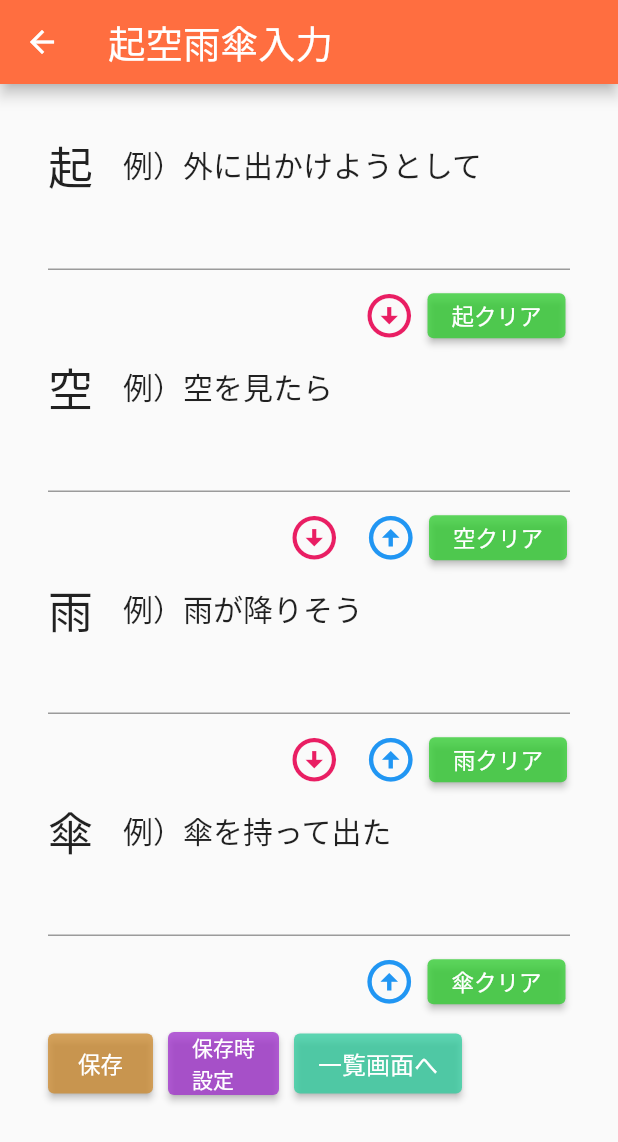
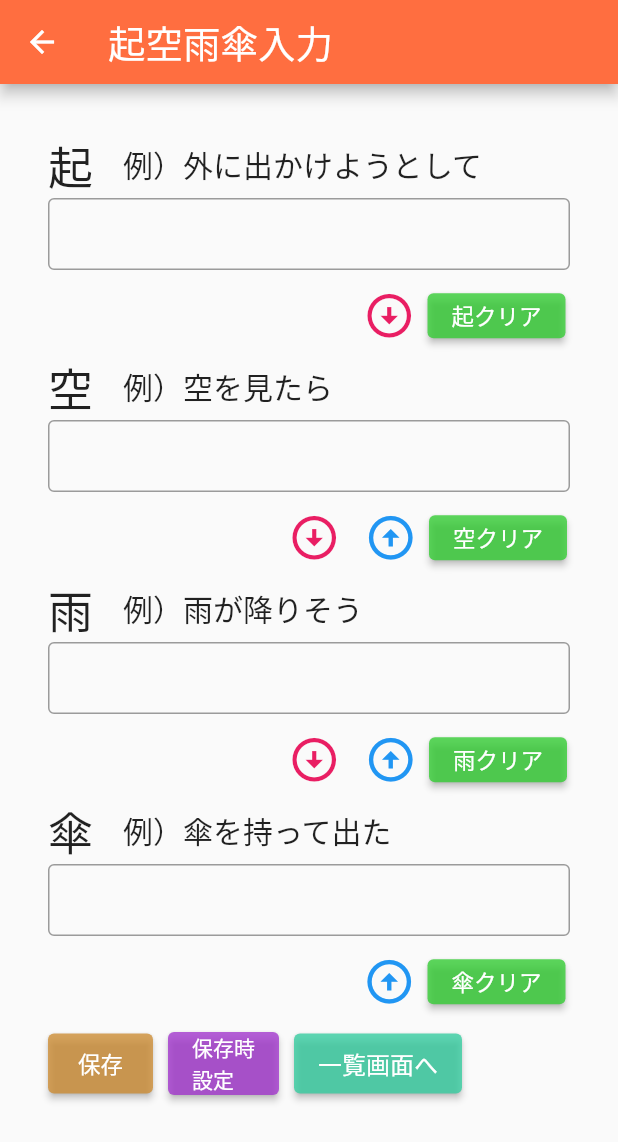
Before and after one commit to kkhassou/toyidea_smartphone_app, a Flutter app: the screen it shows once a user with an empty profile is signed in, after a tap on "はじめる", on a phone screen of 412 x 824 dp. Shown: the top 1142 px of the screen. Run offline on Flutter 3.47's test engine with Material 2 defaults, Android fonts, the light colour scheme and no system bars; our stand-ins replace firebase_auth, firebase_core; missing offline and left inert: dart:ffi; accounts and stored records are empty; network calls fail.

```diff
--- a/lib/presentation/tr_sk_ra_um/simple_input/simple_input_page.dart
+++ b/lib/presentation/tr_sk_ra_um/simple_input/simple_input_page.dart
@@ -42,7 +42,7 @@ class _SimpleInputPageState extends State<SimpleInputPage> {
   // ErazeRange _erazeRange = ErazeRange.only_umbrella;
   String selectedValue = ErazeRange.only_umbrella.toString();
   // これ、ログイン状態だと、ホーム画面に戻す
-  checkAuthentication() async {
+  void checkAuthentication() async {
     _auth.authStateChanges().listen((user) {
       if (user == null) {
         Navigator.pop(context);
@@ -134,6 +134,12 @@ class _SimpleInputPageState extends State<SimpleInputPage> {
                       ],
                     ),
                     TextFormField(
+                      maxLines: null,
+                      decoration: InputDecoration(
+                        contentPadding: EdgeInsets.symmetric(
+                            horizontal: 10.0, vertical: 0.0),
+                        border: OutlineInputBorder(),
+                      ),
                       controller: _trigerController,
                     ),
                     SizedBox(height: 5.0),
@@ -181,6 +187,12 @@ class _SimpleInputPageState extends State<SimpleInputPage> {
                       ],
                     ),
                     TextFormField(
+                      maxLines: null,
+                      decoration: InputDecoration(
+                        contentPadding: EdgeInsets.symmetric(
+                            horizontal: 10.0, vertical: 0.0),
+                        border: OutlineInputBorder(),
+                      ),
                       controller: _skyController,
                     ),
                     SizedBox(height: 5.0),
@@ -242,6 +254,12 @@ class _SimpleInputPageState extends State<SimpleInputPage> {
                       ],
                     ),
                     TextFormField(
+                      maxLines: null,
+                      decoration: InputDecoration(
+                        contentPadding: EdgeInsets.symmetric(
+                            horizontal: 10.0, vertical: 0.0),
+                        border: OutlineInputBorder(),
+                      ),
                       controller: _rainController,
                     ),
                     SizedBox(height: 5.0),
@@ -305,6 +323,12 @@ class _SimpleInputPageState extends State<SimpleInputPage> {
                       ],
                     ),
                     TextFormField(
+                      maxLines: null,
+                      decoration: InputDecoration(
+                        contentPadding: EdgeInsets.symmetric(
+                            horizontal: 10.0, vertical: 0.0),
+                        border: OutlineInputBorder(),
+                      ),
                       controller: _umbrellaController,
                     ),
                     SizedBox(height: 5.0),
```
